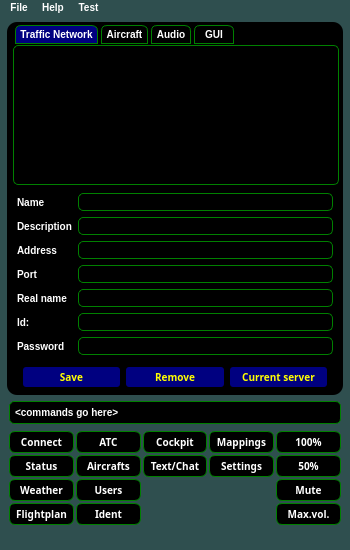
swift-project/pilotclient, file samples/blackgui/mainwindow.ui: the form before one commit.
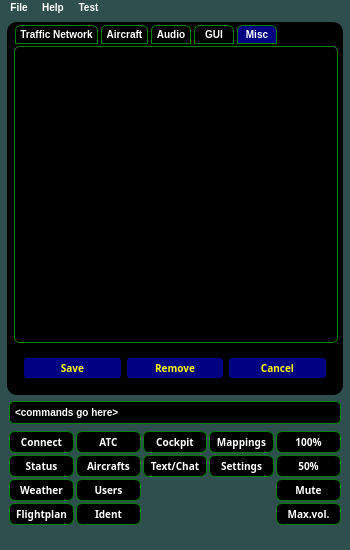
The form after the commit. Icons and pictures are not drawn.

Commit message: refs #139 added tab in GUI for changing hotkeys In order to better identify the models, the model members have been prefixed with "model"

What changed in the file:
```diff
--- a/samples/blackgui/mainwindow.ui
+++ b/samples/blackgui/mainwindow.ui
@@ -1800,7 +1800,7 @@
            <item>
             <widget class="QTabWidget" name="tb_Settings">
              <property name="currentIndex">
-              <number>0</number>
+              <number>4</number>
              </property>
              <widget class="QWidget" name="tb_SettingsTrafficNetwork">
               <attribute name="title">
@@ -2416,6 +2416,71 @@
                </item>
               </layout>
              </widget>
+             <widget class="QWidget" name="tb_SettingsMisc">
+              <attribute name="title">
+               <string>Misc</string>
+              </attribute>
+              <layout class="QVBoxLayout" name="vl_SettingsMisc">
+               <property name="spacing">
+                <number>3</number>
+               </property>
+               <property name="leftMargin">
+                <number>2</number>
+               </property>
+               <property name="topMargin">
+                <number>2</number>
+               </property>
+               <property name="rightMargin">
+                <number>2</number>
+               </property>
+               <property name="bottomMargin">
+                <number>2</number>
+               </property>
+               <item>
+                <widget class="QTableView" name="tv_SettingsMiscHotkeys">
+                 <property name="cornerButtonEnabled">
+                  <bool>true</bool>
+                 </property>
+                 <attribute name="verticalHeaderVisible">
+                  <bool>false</bool>
+                 </attribute>
+                </widget>
+               </item>
+               <item>
+                <widget class="QFrame" name="fr_SettingsMisc">
+                 <property name="frameShape">
+                  <enum>QFrame::StyledPanel</enum>
+                 </property>
+                 <property name="frameShadow">
+                  <enum>QFrame::Raised</enum>
+                 </property>
+                 <layout class="QHBoxLayout" name="horizontalLayout_2">
+                  <item>
+                   <widget class="QPushButton" name="pb_SettingsMiscSave">
+                    <property name="text">
+                     <string>Save</string>
+                    </property>
+                   </widget>
+                  </item>
+                  <item>
+                   <widget class="QPushButton" name="pb_SettingsMiscRemove">
+                    <property name="text">
+                     <string>Remove</string>
+                    </property>
+                   </widget>
+                  </item>
+                  <item>
+                   <widget class="QPushButton" name="pb_SettingsMiscCancel">
+                    <property name="text">
+                     <string>Cancel</string>
+                    </property>
+                   </widget>
+                  </item>
+                 </layout>
+                </widget>
+               </item>
+              </layout>
+             </widget>
             </widget>
            </item>
           </layout>
```
Left out of the diff: 34 changed lines with no effect on the pictures. The commit also changes 7 other files.
